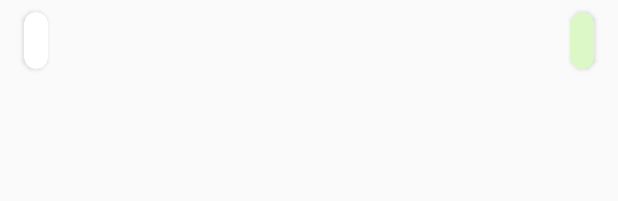
After one commit to csarjz/AlquilaFacil, an Android app: the layout chat_item.xml on its own in the app's theme, with its tools: preview values and no code run, on a phone screen of 412 x 824 dp. The commit adds this screen. Shown: the top 201 px of the screen. Run offline under Robolectric (Android 15) with nearby library versions, the light colour scheme and no system bars; network calls fail.

Commit message:
agreago el chat para cada anuncio

```diff
--- a/app/src/main/java/com/unprg/alquilafacil/data/apirestclient/APIUrl.kt
+++ b/app/src/main/java/com/unprg/alquilafacil/data/apirestclient/APIUrl.kt
@@ -16,4 +16,5 @@ object APIUrl {
     const val PERSONA = "persona/"
     const val ANUNCIO = "anuncio/"
     const val MYS_ANUNCIOS = "anuncio/misanuncios.php"
+    const val CHAT = "chat/"
 }
--- a/app/src/main/java/com/unprg/alquilafacil/domain/model/Anuncio.kt
+++ b/app/src/main/java/com/unprg/alquilafacil/domain/model/Anuncio.kt
@@ -1,5 +1,9 @@
 package com.unprg.alquilafacil.domain.model
 
+import android.os.Parcelable
+import kotlinx.android.parcel.Parcelize
+
+@Parcelize
 data class Anuncio (
     var idanuncio: Int = 0,
     var fecha: String = String(),
@@ -24,4 +28,4 @@ data class Anuncio (
     var telefonoPersona: String = String(),
     var person: Person? = null,
     var comments: List<Comment> = ArrayList()
-)
+): Parcelable
--- a/app/src/main/java/com/unprg/alquilafacil/domain/model/Comment.kt
+++ b/app/src/main/java/com/unprg/alquilafacil/domain/model/Comment.kt
@@ -1,5 +1,9 @@
 package com.unprg.alquilafacil.domain.model
 
+import android.os.Parcelable
+import kotlinx.android.parcel.Parcelize
+
+@Parcelize
 data class Comment (
     var idpersona: Int = 0,
     var idanuncio: Int = 0,
@@ -8,4 +12,4 @@ data class Comment (
     var apellido: String = String(),
     var personaImage: String = String(),
     var texto: String = String()
-)
+): Parcelable
--- a/app/src/main/java/com/unprg/alquilafacil/domain/model/Person.kt
+++ b/app/src/main/java/com/unprg/alquilafacil/domain/model/Person.kt
@@ -1,10 +1,13 @@
 package com.unprg.alquilafacil.domain.model
 
 import android.content.Context
+import android.os.Parcelable
 import com.unprg.alquilafacil.util.MySharedPreferences
 import com.google.gson.Gson
+import kotlinx.android.parcel.Parcelize
 import java.lang.Exception
 
+@Parcelize
 class Person(
      var idpersona: Int = 0,
      var estado: Int = 0,
@@ -18,7 +21,7 @@ class Person(
      var latitud: Float = 0F,
      var longitud: Float = 0F,
      var idrol: Int = 0
-) {
+): Parcelable {
     fun fullName(): String {
         return "$nombre $apellido"
     }
--- /dev/null
+++ b/app/src/main/res/layout/chat_item.xml
@@ -0,0 +1,46 @@
+<?xml version="1.0" encoding="utf-8"?>
+<RelativeLayout
+    xmlns:android="http://schemas.android.com/apk/res/android"
+    xmlns:app="http://schemas.android.com/apk/res-auto"
+    android:layout_width="match_parent"
+    android:layout_height="wrap_content">
+
+    <androidx.cardview.widget.CardView
+        android:id="@+id/chatCardLeft"
+        android:layout_width="wrap_content"
+        android:layout_height="wrap_content"
+        android:layout_marginStart="16dp"
+        android:layout_marginEnd="60dp"
+        android:layout_marginVertical="8dp"
+        app:cardCornerRadius="8dp"
+        android:layout_alignParentStart="true">
+
+        <TextView
+            android:id="@+id/chatTextLeft"
+            android:layout_width="wrap_content"
+            android:layout_height="wrap_content"
+            android:padding="8dp"
+            android:textSize="16sp"/>
+
+    </androidx.cardview.widget.CardView>
+
+    <androidx.cardview.widget.CardView
+        android:id="@+id/chatCardRight"
+        android:layout_width="wrap_content"
+        android:layout_height="wrap_content"
+        android:layout_marginStart="60dp"
+        android:layout_marginEnd="16dp"
+        android:layout_marginVertical="8dp"
+        app:cardCornerRadius="8dp"
+        app:cardBackgroundColor="#dcf8c6"
+        android:layout_alignParentEnd="true">
+
+        <TextView
+            android:id="@+id/chatTextRight"
+            android:layout_width="wrap_content"
+            android:layout_height="wrap_content"
+            android:padding="8dp"
+            android:textSize="16sp"/>
+
+    </androidx.cardview.widget.CardView>
+</RelativeLayout>
```
Also changed, not shown: app/src/main/AndroidManifest.xml (+9 -7 lines), app/src/main/java/com/unprg/alquilafacil/data/apirestclient/APIService.kt (+8 -0 lines), app/src/main/java/com/unprg/alquilafacil/data/mapper/ChatMapper.kt (added, +18 -0 lines), app/src/main/java/com/unprg/alquilafacil/data/request/anuncio/ChatRequest.kt (added, +9 -0 lines), app/src/main/java/com/unprg/alquilafacil/data/response/anuncio/ChatResponse.kt (added, +13 -0 lines), app/src/main/java/com/unprg/alquilafacil/data/usecase/ChatUseCase.kt (added, +62 -0 lines), app/src/main/java/com/unprg/alquilafacil/domain/model/Chat.kt (added, +9 -0 lines), app/src/main/java/com/unprg/alquilafacil/ui/anuncio/AnuncioActivity.kt (+7 -0 lines), app/src/main/java/com/unprg/alquilafacil/ui/chat/ChatActivity.kt (added, +125 -0 lines), app/src/main/java/com/unprg/alquilafacil/ui/chat/ChatAdapter.kt (added, +47 -0 lines), app/src/main/res/drawable/ic_send.xml (added, +10 -0 lines), app/src/main/res/drawable/redondeado.xml (added, +15 -0 lines), app/src/main/res/layout/activity_chat.xml (added, +76 -0 lines).
